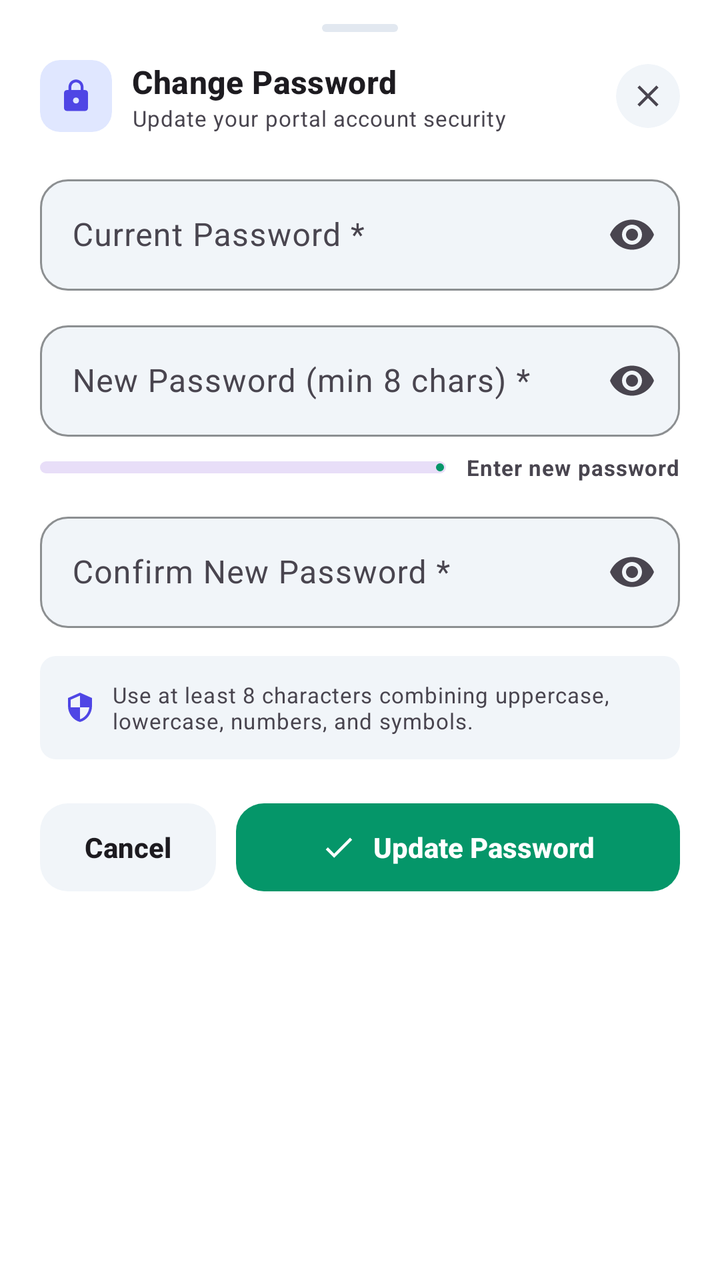
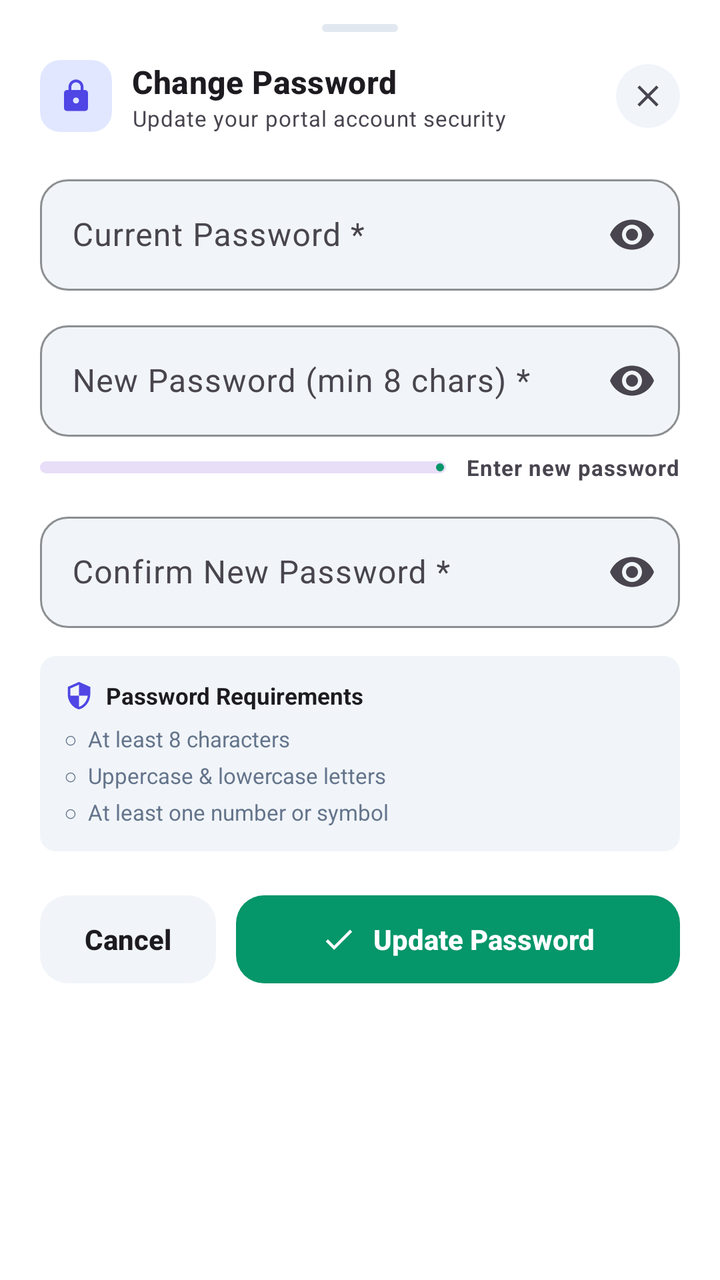

Compare the two renders of this Android layout. The source of the first and the diff that turns it into the second are given below.
<!-- AndroidManifest.xml: application theme Theme.InternshipMS -->
<!-- res/layout/sheet_change_password.xml -->
<?xml version="1.0" encoding="utf-8"?>
<androidx.core.widget.NestedScrollView xmlns:android="http://schemas.android.com/apk/res/android"
    xmlns:app="http://schemas.android.com/apk/res-auto"
    android:layout_width="match_parent"
    android:layout_height="wrap_content"
    android:background="@color/bg_card">

    <LinearLayout
        android:layout_width="match_parent"
        android:layout_height="wrap_content"
        android:orientation="vertical"
        android:paddingHorizontal="20dp"
        android:paddingTop="12dp"
        android:paddingBottom="24dp">

        
        <View
            android:layout_width="38dp"
            android:layout_height="4dp"
            android:layout_gravity="center_horizontal"
            android:layout_marginBottom="14dp"
            android:background="@drawable/bg_chip"
            android:backgroundTint="@color/stroke_soft" />

        
        <FrameLayout
            android:layout_width="match_parent"
            android:layout_height="wrap_content">

            <LinearLayout
                android:layout_width="wrap_content"
                android:layout_height="wrap_content"
                android:layout_gravity="start|center_vertical"
                android:gravity="center_vertical"
                android:orientation="horizontal">

                <com.google.android.material.card.MaterialCardView
                    android:layout_width="36dp"
                    android:layout_height="36dp"
                    app:cardBackgroundColor="@color/tint_indigo_bg"
                    app:cardCornerRadius="10dp"
                    app:cardElevation="0dp"
                    app:strokeWidth="0dp">

                    <ImageView
                        android:layout_width="18dp"
                        android:layout_height="18dp"
                        android:layout_gravity="center"
                        android:importantForAccessibility="no"
                        android:src="@drawable/ic_lock"
                        app:tint="@color/tint_indigo" />
                </com.google.android.material.card.MaterialCardView>

                <LinearLayout
                    android:layout_width="wrap_content"
                    android:layout_height="wrap_content"
                    android:layout_marginStart="10dp"
                    android:orientation="vertical">

                    <TextView
                        android:layout_width="wrap_content"
                        android:layout_height="wrap_content"
                        android:text="Change Password"
                        android:textAppearance="?attr/textAppearanceTitleMedium"
                        android:textStyle="bold" />

                    <TextView
                        android:layout_width="wrap_content"
                        android:layout_height="wrap_content"
                        android:text="Update your portal account security"
                        android:textAppearance="?attr/textAppearanceBodySmall"
                        android:textSize="11sp" />
                </LinearLayout>
            </LinearLayout>

            <com.google.android.material.card.MaterialCardView
                android:id="@+id/btnClose"
                android:layout_width="32dp"
                android:layout_height="32dp"
                android:layout_gravity="end|center_vertical"
                android:clickable="true"
                android:focusable="true"
                app:cardBackgroundColor="@color/bg_page"
                app:cardCornerRadius="16dp"
                app:cardElevation="0dp"
                app:strokeWidth="0dp">

                <ImageView
                    android:layout_width="18dp"
                    android:layout_height="18dp"
                    android:layout_gravity="center"
                    android:importantForAccessibility="no"
                    android:src="@drawable/ic_close"
                    app:tint="?attr/colorOnSurfaceVariant" />
            </com.google.android.material.card.MaterialCardView>
        </FrameLayout>

        
        <com.google.android.material.textfield.TextInputLayout
            android:id="@+id/tilCurrentPassword"
            style="@style/Widget.App.TextInputLayout"
            android:layout_width="match_parent"
            android:layout_height="wrap_content"
            android:layout_marginTop="18dp"
            android:hint="Current Password *"
            app:endIconMode="password_toggle">

            <com.google.android.material.textfield.TextInputEditText
                android:id="@+id/etCurrentPassword"
                android:layout_width="match_parent"
                android:layout_height="wrap_content"
                android:inputType="textPassword" />
        </com.google.android.material.textfield.TextInputLayout>

        
        <com.google.android.material.textfield.TextInputLayout
            android:id="@+id/tilNewPassword"
            style="@style/Widget.App.TextInputLayout"
            android:layout_width="match_parent"
            android:layout_height="wrap_content"
            android:layout_marginTop="12dp"
            android:hint="New Password (min 8 chars) *"
            app:endIconMode="password_toggle">

            <com.google.android.material.textfield.TextInputEditText
                android:id="@+id/etNewPassword"
                android:layout_width="match_parent"
                android:layout_height="wrap_content"
                android:inputType="textPassword" />
        </com.google.android.material.textfield.TextInputLayout>

        
        <LinearLayout
            android:layout_width="match_parent"
            android:layout_height="wrap_content"
            android:layout_marginTop="8dp"
            android:gravity="center_vertical"
            android:orientation="horizontal">

            <com.google.android.material.progressindicator.LinearProgressIndicator
                android:id="@+id/progressStrength"
                android:layout_width="0dp"
                android:layout_height="wrap_content"
                android:layout_weight="1"
                android:max="100"
                android:progress="0"
                app:trackCornerRadius="4dp"
                app:trackThickness="6dp" />

            <TextView
                android:id="@+id/tvStrengthLabel"
                android:layout_width="wrap_content"
                android:layout_height="wrap_content"
                android:layout_marginStart="10dp"
                android:text="Enter new password"
                android:textAppearance="?attr/textAppearanceBodySmall"
                android:textSize="11sp"
                android:textStyle="bold" />
        </LinearLayout>

        
        <com.google.android.material.textfield.TextInputLayout
            android:id="@+id/tilConfirmPassword"
            style="@style/Widget.App.TextInputLayout"
            android:layout_width="match_parent"
            android:layout_height="wrap_content"
            android:layout_marginTop="12dp"
            android:hint="Confirm New Password *"
            app:endIconMode="password_toggle">

            <com.google.android.material.textfield.TextInputEditText
                android:id="@+id/etConfirmPassword"
                android:layout_width="match_parent"
                android:layout_height="wrap_content"
                android:inputType="textPassword" />
        </com.google.android.material.textfield.TextInputLayout>

        
        <LinearLayout
            android:layout_width="match_parent"
            android:layout_height="wrap_content"
            android:layout_marginTop="14dp"
            android:background="@drawable/bg_chip"
            android:backgroundTint="@color/bg_page"
            android:gravity="center_vertical"
            android:orientation="horizontal"
            android:padding="12dp">

            <ImageView
                android:layout_width="16dp"
                android:layout_height="16dp"
                android:importantForAccessibility="no"
                android:src="@drawable/ic_shield"
                app:tint="@color/tint_indigo" />

            <TextView
                android:layout_width="0dp"
                android:layout_height="wrap_content"
                android:layout_marginStart="8dp"
                android:layout_weight="1"
                android:text="Use at least 8 characters combining uppercase, lowercase, numbers, and symbols."
                android:textAppearance="?attr/textAppearanceBodySmall"
                android:textSize="11sp" />
        </LinearLayout>

        
        <LinearLayout
            android:layout_width="match_parent"
            android:layout_height="wrap_content"
            android:layout_marginTop="18dp"
            android:gravity="center_vertical"
            android:orientation="horizontal">

            <com.google.android.material.button.MaterialButton
                android:id="@+id/btnCancel"
                style="@style/Widget.Material3.Button.TonalButton"
                android:layout_width="wrap_content"
                android:layout_height="52dp"
                android:paddingHorizontal="20dp"
                android:text="Cancel"
                android:textColor="?attr/colorOnSurface"
                android:textStyle="bold"
                app:backgroundTint="@color/bg_page"
                app:cornerRadius="14dp" />

            <com.google.android.material.button.MaterialButton
                android:id="@+id/btnUpdatePassword"
                style="@style/Widget.App.Button"
                android:layout_width="0dp"
                android:layout_height="52dp"
                android:layout_marginStart="10dp"
                android:layout_weight="1"
                android:text="Update Password"
                android:textColor="@color/white"
                android:textStyle="bold"
                app:backgroundTint="?attr/colorPrimary"
                app:cornerRadius="14dp"
                app:icon="@drawable/ic_check"
                app:iconGravity="textStart"
                app:iconTint="@color/white" />
        </LinearLayout>
    </LinearLayout>
</androidx.core.widget.NestedScrollView>
<!-- resources referenced by this layout -->
<resources>
  <color name="bg_card">#FFFFFFFF</color>
  <color name="bg_page">#FFF1F5F9</color>
  <color name="stroke_soft">#FFE2E8F0</color>
  <color name="tint_indigo">#FF4F46E5</color>
  <color name="tint_indigo_bg">#FFE0E7FF</color>
  <color name="white">#FFFFFFFF</color>
  <!-- drawable bg_chip (drawable) -->
  <?xml version="1.0" encoding="utf-8"?>
  <shape xmlns:android="http://schemas.android.com/apk/res/android"
      android:shape="rectangle">
      <solid android:color="#FFFFFFFF" />
      <corners android:radius="8dp" />
  </shape>
  <!-- drawable ic_check (drawable) -->
  <vector xmlns:android="http://schemas.android.com/apk/res/android" android:width="24dp" android:height="24dp" android:viewportWidth="24" android:viewportHeight="24"><path android:fillColor="#FF000000" android:pathData="M9,16.17L4.83,12l-1.42,1.41L9,19 21,7l-1.41,-1.41z"/></vector>
  <!-- drawable ic_close (drawable) -->
  <vector xmlns:android="http://schemas.android.com/apk/res/android"
      android:width="24dp"
      android:height="24dp"
      android:viewportWidth="24"
      android:viewportHeight="24">
      <path
          android:fillColor="#FF0F172A"
          android:pathData="M19,6.41L17.59,5 12,10.59 6.41,5 5,6.41 10.59,12 5,17.59 6.41,19 12,13.41 17.59,19 19,17.59 13.41,12z" />
  </vector>
  <!-- drawable ic_lock (drawable) -->
  <vector xmlns:android="http://schemas.android.com/apk/res/android" android:width="24dp" android:height="24dp" android:viewportWidth="24" android:viewportHeight="24"><path android:fillColor="#FF000000" android:pathData="M18,8h-1V6c0,-2.76 -2.24,-5 -5,-5S7,3.24 7,6v2H6c-1.1,0 -2,0.9 -2,2v10c0,1.1 0.9,2 2,2h12c1.1,0 2,-0.9 2,-2V10c0,-1.1 -0.9,-2 -2,-2zM12,17c-1.1,0 -2,-0.9 -2,-2s0.9,-2 2,-2 2,0.9 2,2 -0.9,2 -2,2zM15.1,8H8.9V6c0,-1.71 1.39,-3.1 3.1,-3.1 1.71,0 3.1,1.39 3.1,3.1v2z"/></vector>
  <!-- drawable ic_shield (drawable) -->
  <vector xmlns:android="http://schemas.android.com/apk/res/android" android:width="24dp" android:height="24dp" android:viewportWidth="24" android:viewportHeight="24"><path android:fillColor="#FF000000" android:pathData="M12,1L3,5v6c0,5.55 3.84,10.74 9,12 5.16,-1.26 9,-6.45 9,-12V5l-9,-4zM12,11.99h7c-0.53,4.12 -3.28,7.79 -7,8.94V12H5V6.3l7,-3.11v8.8z"/></vector>
  <style name="Widget.App.Button" parent="Widget.Material3.Button">
          <item name="shapeAppearance">@style/ShapeAppearance.App.Field</item>
          <item name="backgroundTint">?attr/colorPrimary</item>
          <item name="android:textColor">@color/white</item>
          <item name="iconTint">@color/white</item>
          <item name="android:textAllCaps">false</item>
          <item name="android:textStyle">bold</item>
          <item name="android:letterSpacing">0</item>
      </style>
  <style name="Widget.App.TextInputLayout" parent="Widget.Material3.TextInputLayout.OutlinedBox">
          <item name="boxStrokeColor">@color/stroke_soft</item>
          <item name="boxBackgroundColor">@color/bg_page</item>
          <item name="boxCornerRadiusTopStart">14dp</item>
          <item name="boxCornerRadiusTopEnd">14dp</item>
          <item name="boxCornerRadiusBottomStart">14dp</item>
          <item name="boxCornerRadiusBottomEnd">14dp</item>
      </style>
  <style name="Theme.InternshipMS" parent="Base.Theme.InternshipMS" />
  <style name="ShapeAppearance.App.Field" parent="">
          <item name="cornerFamily">rounded</item>
          <item name="cornerSize">14dp</item>
      </style>
  <style name="ThemeOverlay.App.BottomSheetDialog" parent="ThemeOverlay.Material3.BottomSheetDialog">
          <item name="materialButtonStyle">@style/Widget.App.Button</item>
      </style>
  <style name="TextAppearance.App.BottomNavActive" parent="TextAppearance.Material3.LabelMedium">
          <item name="android:textSize">11sp</item>
          <item name="android:textStyle">bold</item>
      </style>
  <style name="TextAppearance.App.BottomNavInactive" parent="TextAppearance.Material3.LabelMedium">
          <item name="android:textSize">11sp</item>
      </style>
  <!-- unchanged entries left out for length: 2 -->
</resources>

<!-- the commit's change to res/layout/sheet_change_password.xml (unified diff, before → after) -->
@@ -182,24 +182,57 @@
             android:layout_marginTop="14dp"
             android:background="@drawable/bg_chip"
             android:backgroundTint="@color/bg_page"
-            android:gravity="center_vertical"
-            android:orientation="horizontal"
+            android:orientation="vertical"
             android:padding="12dp">
 
-            <ImageView
-                android:layout_width="16dp"
-                android:layout_height="16dp"
-                android:importantForAccessibility="no"
-                android:src="@drawable/ic_shield"
-                app:tint="@color/tint_indigo" />
-
-            <TextView
-                android:layout_width="0dp"
-                android:layout_height="wrap_content"
-                android:layout_marginStart="8dp"
-                android:layout_weight="1"
-                android:text="Use at least 8 characters combining uppercase, lowercase, numbers, and symbols."
-                android:textAppearance="?attr/textAppearanceBodySmall"
+            <LinearLayout
+                android:layout_width="match_parent"
+                android:layout_height="wrap_content"
+                android:gravity="center_vertical"
+                android:orientation="horizontal">
+
+                <ImageView
+                    android:layout_width="15dp"
+                    android:layout_height="15dp"
+                    android:importantForAccessibility="no"
+                    android:src="@drawable/ic_shield"
+                    app:tint="@color/tint_indigo" />
+
+                <TextView
+                    android:layout_width="wrap_content"
+                    android:layout_height="wrap_content"
+                    android:layout_marginStart="6dp"
+                    android:text="Password Requirements"
+                    android:textColor="?attr/colorOnSurface"
+                    android:textSize="11.5sp"
+                    android:textStyle="bold" />
+            </LinearLayout>
+
+            <TextView
+                android:id="@+id/tvReqLength"
+                android:layout_width="wrap_content"
+                android:layout_height="wrap_content"
+                android:layout_marginTop="6dp"
+                android:text="○  At least 8 characters"
+                android:textColor="@color/nav_unselected"
+                android:textSize="11sp" />
+
+            <TextView
+                android:id="@+id/tvReqCase"
+                android:layout_width="wrap_content"
+                android:layout_height="wrap_content"
+                android:layout_marginTop="3dp"
+                android:text="○  Uppercase &amp; lowercase letters"
+                android:textColor="@color/nav_unselected"
+                android:textSize="11sp" />
+
+            <TextView
+                android:id="@+id/tvReqSymbol"
+                android:layout_width="wrap_content"
+                android:layout_height="wrap_content"
+                android:layout_marginTop="3dp"
+                android:text="○  At least one number or symbol"
+                android:textColor="@color/nav_unselected"
                 android:textSize="11sp" />
         </LinearLayout>
 
<!-- resource entries referenced after the edit -->
@@ -2,6 +2,7 @@
 <resources>
   <color name="bg_card">#FFFFFFFF</color>
   <color name="bg_page">#FFF1F5F9</color>
+  <color name="nav_unselected">#FF64748B</color>
   <color name="stroke_soft">#FFE2E8F0</color>
   <color name="tint_indigo">#FF4F46E5</color>
   <color name="tint_indigo_bg">#FFE0E7FF</color>
